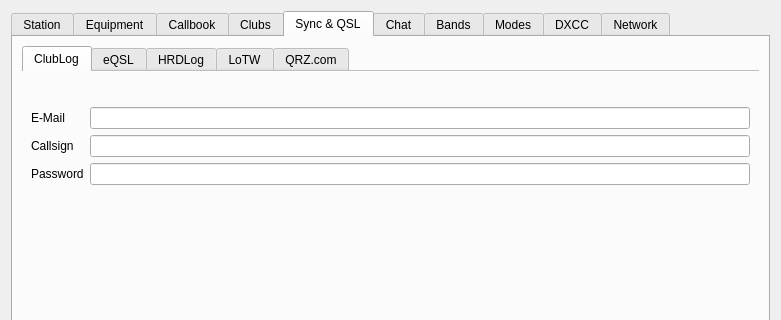
k5mcd/QLog, file ui/SettingsDialog.ui: the form before one commit; both pictures show x 0 to 781 and y 0 to 320 of the 781 by 766 pixel window.
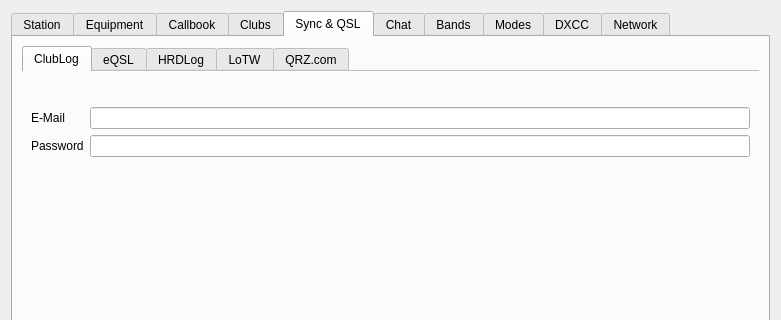
The form after the commit. The open tabs and pages were chosen to show the change. Icons and pictures are not drawn.

Commit message: Clublog Batch Upload: Clublog Log Callsign is derived from the selected My Callsign

```diff
--- a/ui/SettingsDialog.ui
+++ b/ui/SettingsDialog.ui
@@ -3071,30 +3071,20 @@
             <widget class="QLineEdit" name="clublogEmailEdit"/>
            </item>
            <item row="2" column="0">
-            <widget class="QLabel" name="clublogCallsignLabel">
-             <property name="text">
-              <string>Callsign</string>
-             </property>
-            </widget>
-           </item>
-           <item row="2" column="1">
-            <widget class="QLineEdit" name="clublogCallsignEdit"/>
-           </item>
-           <item row="3" column="0">
             <widget class="QLabel" name="clublogPasswordLabel">
              <property name="text">
               <string>Password</string>
              </property>
             </widget>
            </item>
-           <item row="3" column="1">
+           <item row="2" column="1">
             <widget class="QLineEdit" name="clublogPasswordEdit">
              <property name="echoMode">
               <enum>QLineEdit::Password</enum>
              </property>
             </widget>
            </item>
-           <item row="4" column="1">
+           <item row="3" column="1">
             <spacer name="verticalSpacer_13">
              <property name="orientation">
               <enum>Qt::Vertical</enum>
```
Left out of the diff: 1 changed line with no effect on the pictures. The commit also changes 5 other files.
